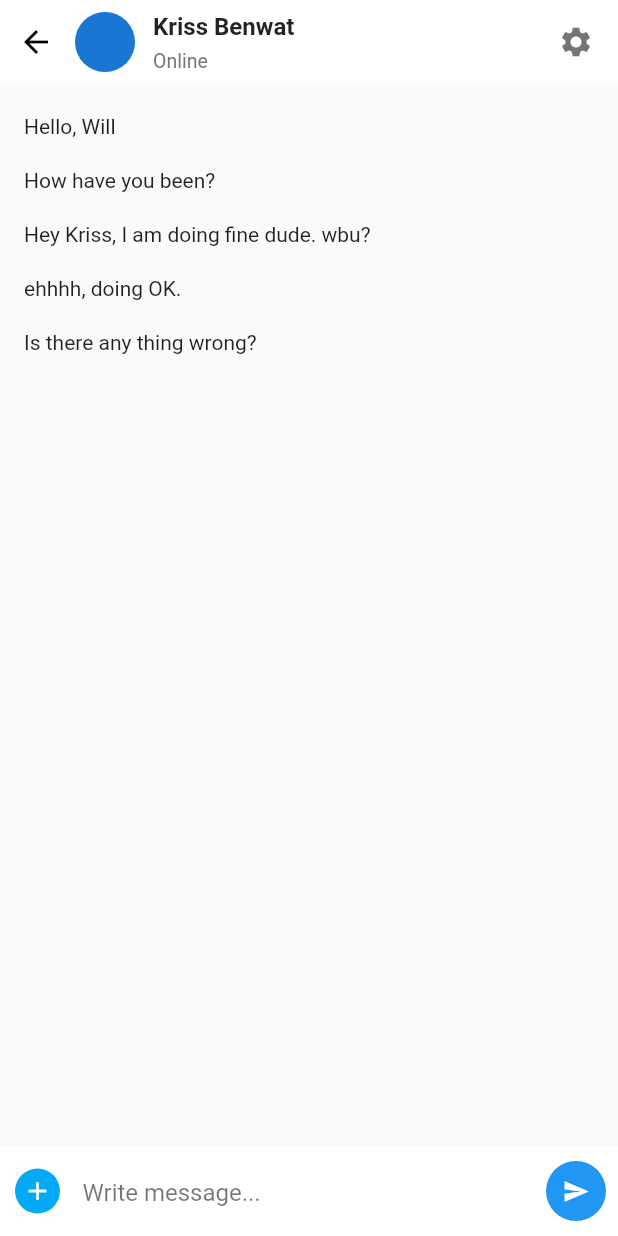
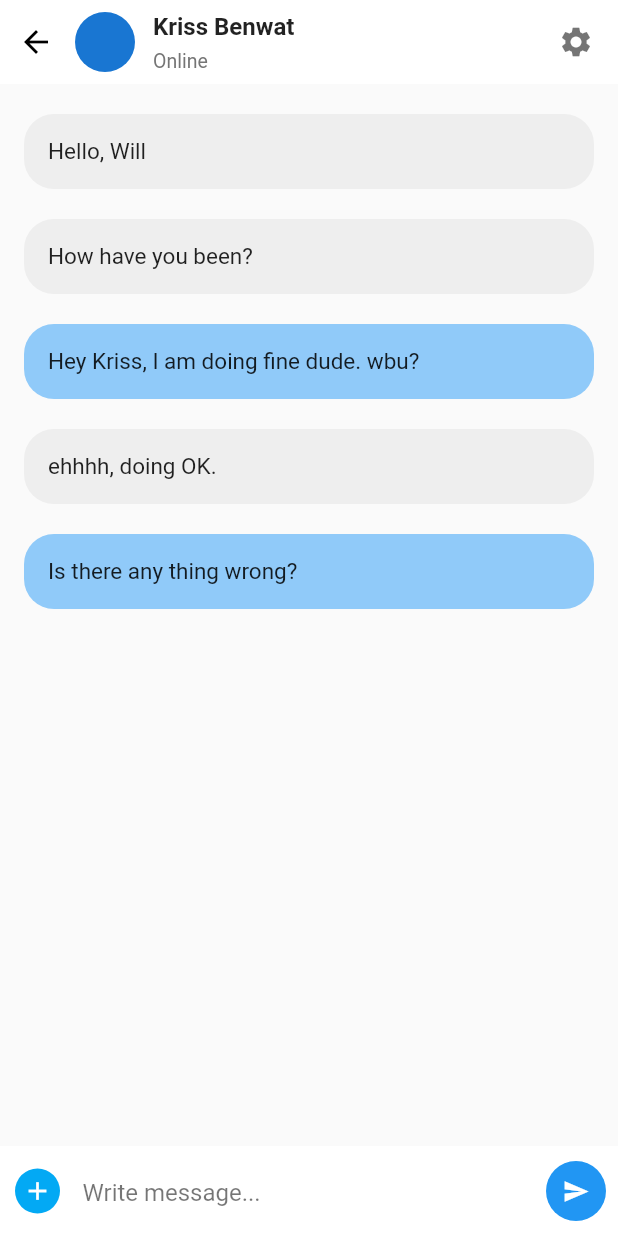
Before and after one commit to ron93/archives, a Flutter app: the ChatDetailPage screen opened directly, on a phone screen of 412 x 824 dp. Run offline on Flutter 3.47's test engine with Material 2 defaults, Android fonts, the phone set to English and light mode, and no system bars; network calls fail.

Commit message:
ChatDetailPage : messages list view -- message type positioning according to sender and receiver

```diff
--- a/lib/screens/chatDetailPage.dart
+++ b/lib/screens/chatDetailPage.dart
@@ -68,7 +68,14 @@ class _ChatDetailPageState extends State<ChatDetailPage>{
               itemBuilder: (context, index){
                 return Container(
                   padding: EdgeInsets.only(left: 16,right: 16,top: 10,bottom: 10),
-                  child: Text(messages[index].messageContent),
+                  child:  Container(
+                  decoration: BoxDecoration(
+                  borderRadius: BorderRadius.circular(20),
+                color: (messages[index].messageType  == "receiver"?Colors.grey.shade200:Colors.blue[200]),
+                ),
+                padding: EdgeInsets.all(16),
+                child: Text(messages[index].messageContent, style: TextStyle(fontSize: 15),),
+                  ),
                 );
               },
             ),
```
